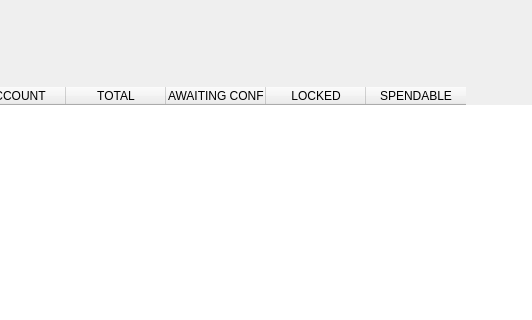
First picture: the form in windows/k_accounts_w.ui, repository 0xkobe/mwc-wallet, before the edit; both pictures show x 150 to 682 and y 0 to 320 of the 1287 by 666 pixel window.
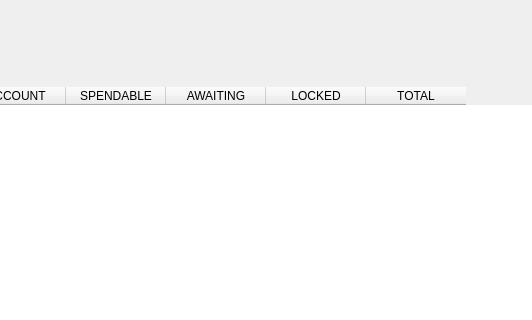
Second picture: the form after the edit. Icons and pictures are not drawn. Custom widgets are drawn as their Qt base class.

Commit message: few minor UX issues. Default values for columns

What changed in the file:
```diff
--- a/windows/k_accounts_w.ui
+++ b/windows/k_accounts_w.ui
@@ -60,27 +60,35 @@
            <string>ACCOUNT</string>
           </property>
          </column>
-         <column>
-          <property name="text">
-           <string>TOTAL</string>
-          </property>
-         </column>
-         <column>
-          <property name="text">
-           <string>AWAITING CONFIRMATION</string>
-          </property>
-          <property name="textAlignment">
-           <set>AlignLeading|AlignVCenter</set>
-          </property>
-         </column>
-         <column>
-          <property name="text">
-           <string>LOCKED</string>
-          </property>
-         </column>
          <column>
           <property name="text">
            <string>SPENDABLE</string>
+          </property>
+          <property name="textAlignment">
+           <set>AlignCenter</set>
+          </property>
+         </column>
+         <column>
+          <property name="text">
+           <string>AWAITING</string>
+          </property>
+          <property name="font">
+           <font>
+            <kerning>true</kerning>
+           </font>
+          </property>
+          <property name="textAlignment">
+           <set>AlignCenter</set>
+          </property>
+         </column>
+         <column>
+          <property name="text">
+           <string>LOCKED</string>
+          </property>
+         </column>
+         <column>
+          <property name="text">
+           <string>TOTAL</string>
           </property>
          </column>
         </widget>
```
The commit also changes 16 other files.
